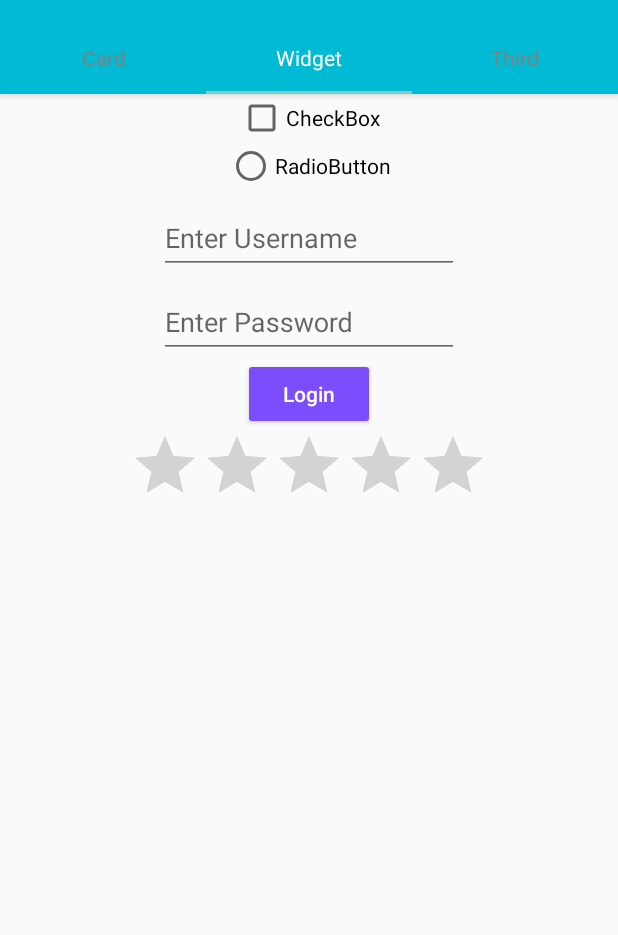
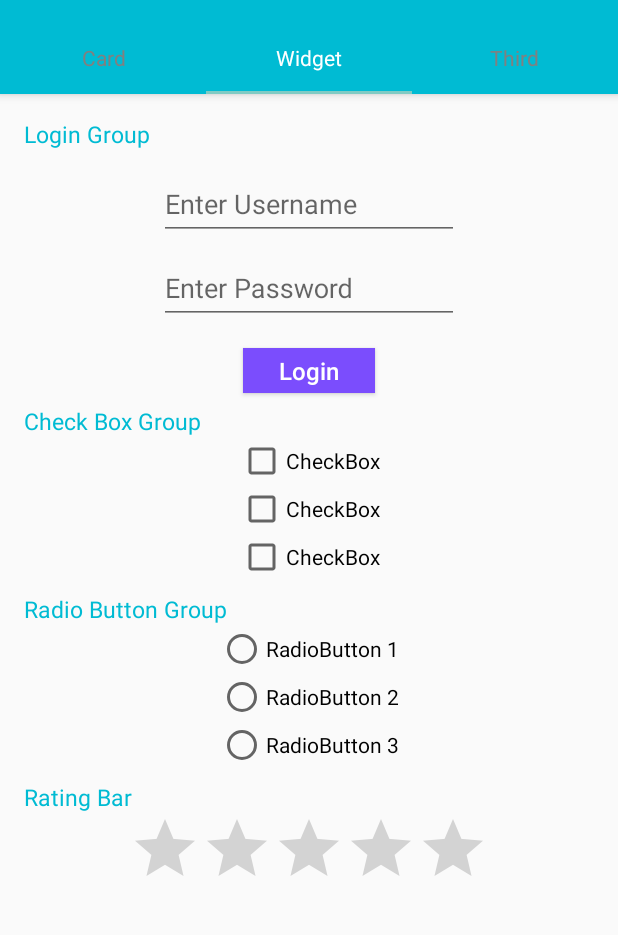
Before and after one commit to Insofan/MaterialDesign, an Android app: the screen it shows after launch (MainActivity), tab 2 chosen, on a phone screen of 412 x 824 dp, the part 62-997 px from its top. Run offline under Robolectric (Android 15) with nearby library versions, the phone set to English and light mode, and no system bars.

Commit message:
[add](nexted_scroll_widget.xml) 1.将Widget变为nextedScrollView 2.改变原来Widget页布局 TODO:Floating button

```diff
--- a/MyMaterialDesign/app/src/main/java/com/example/mymaterialdesign/CardFragment.java
+++ b/MyMaterialDesign/app/src/main/java/com/example/mymaterialdesign/CardFragment.java
@@ -50,7 +50,7 @@ public class CardFragment extends Fragment implements View.OnClickListener {
     public void onActivityCreated(@Nullable Bundle savedInstanceState) {
         super.onActivityCreated(savedInstanceState);
 
-        //Set button listener
+        //Set login_button listener
         card_1_button_1.setOnClickListener(this);
         card_1_button_2.setOnClickListener(this);
         card_2_favorite_button.setOnClickListener(this);
--- a/MyMaterialDesign/app/src/main/java/com/example/mymaterialdesign/MainActivity.java
+++ b/MyMaterialDesign/app/src/main/java/com/example/mymaterialdesign/MainActivity.java
@@ -12,10 +12,6 @@ import android.support.v7.widget.Toolbar;
 import android.view.Menu;
 import android.view.MenuItem;
 import android.view.View;
-import android.widget.ImageView;
-
-import com.bumptech.glide.Glide;
-import com.bumptech.glide.RequestManager;
 
 public class MainActivity extends AppCompatActivity {
     //init ToolBar
@@ -40,7 +36,7 @@ public class MainActivity extends AppCompatActivity {
         viewPagerAdapter = new ViewPagerAdapter(getSupportFragmentManager());
 
         viewPagerAdapter.addFragment(new CardFragment(), "Card");
-        viewPagerAdapter.addFragment(new WidgetFragment(), "Widget");
+        viewPagerAdapter.addFragment(new WidgetSrollView(), "Widget");
         viewPagerAdapter.addFragment(new ThirdFragment(), "Third");
 
         viewPager.setAdapter(viewPagerAdapter);
--- a/MyMaterialDesign/app/src/main/java/com/example/mymaterialdesign/WidgetFragment.java
+++ b/MyMaterialDesign/app/src/main/java/com/example/mymaterialdesign/WidgetSrollView.java
@@ -3,6 +3,8 @@ package com.example.mymaterialdesign;
 
 import android.os.Bundle;
 import android.support.v4.app.Fragment;
+import android.support.v4.view.NestedScrollingChild;
+import android.support.v4.widget.NestedScrollView;
 import android.view.LayoutInflater;
 import android.view.View;
 import android.view.ViewGroup;
@@ -11,10 +13,10 @@ import android.view.ViewGroup;
 /**
  * A simple {@link Fragment} subclass.
  */
-public class WidgetFragment extends Fragment {
+public class WidgetSrollView extends Fragment {
 
 
-    public WidgetFragment() {
+    public WidgetSrollView() {
         // Required empty public constructor
     }
 
@@ -22,8 +24,9 @@ public class WidgetFragment extends Fragment {
     @Override
     public View onCreateView(LayoutInflater inflater, ViewGroup container,
                              Bundle savedInstanceState) {
+        NestedScrollView nestedScrollView = (NestedScrollView) inflater.inflate(R.layout.nested_scroll_widget, container, false);
         // Inflate the layout for this fragment
-        return inflater.inflate(R.layout.fragment_widget, container, false);
+        return nestedScrollView;
     }
 
 }
--- a/MyMaterialDesign/app/src/main/res/layout/fragment_card.xml
+++ b/MyMaterialDesign/app/src/main/res/layout/fragment_card.xml
@@ -84,7 +84,7 @@
         <android.support.percent.PercentFrameLayout
             android:layout_width="match_parent"
             android:layout_height="match_parent"
-            android:background="@drawable/button_ripple_effect">
+            android:background="@color/colorWhite">
 
             <ImageView
                 android:layout_width="match_parent"
@@ -100,7 +100,7 @@
                 android:layout_width="match_parent"
                 android:layout_height="wrap_content"
                 android:layout_gravity="bottom"
-                android:layout_marginBottom="2dp"
+                android:layout_marginBottom="0dp"
                 android:background="@color/colorWhite"
                 android:orientation="horizontal"
                 android:paddingLeft="15dp"
--- a/MyMaterialDesign/app/src/main/res/layout/fragment_widget.xml
+++ b/MyMaterialDesign/app/src/main/res/layout/fragment_widget.xml
@@ -2,28 +2,27 @@
     android:orientation="vertical" android:layout_width="match_parent"
     android:layout_height="match_parent"
     android:gravity="center_horizontal"
-
+    android:layout_marginTop="8dp"
+    xmlns:app="http://schemas.android.com/apk/res-auto"
     xmlns:tools="http://schemas.android.com/tools"
-    tools:context="com.example.mymaterialdesign.WidgetFragment">
+    tools:context="com.example.mymaterialdesign.WidgetSrollView">
 
     <!-- TODO: Update blank fragment layout -->
-    <CheckBox
-        android:id="@+id/checkBox"
+
+    <TextView
         android:layout_width="wrap_content"
         android:layout_height="wrap_content"
-        android:text="CheckBox"
-        tools:layout_editor_absoluteX="133dp"
-        tools:layout_editor_absoluteY="147dp" />
-
-    <RadioButton
-        android:id="@+id/radioButton"
-        android:layout_width="wrap_content"
-        android:layout_height="wrap_content"
-        android:text="RadioButton" />
+        android:text="Login Group"
+        android:layout_marginTop="@dimen/dimen_widget_text_view_margin_top"
+        app:theme="@style/WidegetTextViewTheme"
+        android:layout_gravity="left"
+        android:layout_marginLeft="16dp"/>
 
     <android.support.design.widget.TextInputLayout
         android:layout_width="200dp"
-        android:layout_height="wrap_content">
+        android:layout_height="wrap_content"
+        android:layout_marginTop="@dimen/dimen_widget_view_margin_top"
+        >
 
         <EditText
             android:id="@+id/username"
@@ -48,16 +47,87 @@
     </android.support.design.widget.TextInputLayout>
 
     <Button
-        android:id="@+id/button"
+        android:id="@+id/login_button"
+        android:layout_width="wrap_content"
+        android:layout_height="30dp"
+        android:layout_marginTop="16dp"
+        android:text="Login"
+        android:textSize="16sp"
+        android:textAllCaps="false"
+        app:theme="@style/CardButtonTheme"
+        android:textColor = "@color/colorWhite"
+        android:background="@drawable/button_ripple_effect"
+         />
+
+
+    <TextView
         android:layout_width="wrap_content"
         android:layout_height="wrap_content"
-        android:text="Login"
-        android:textAllCaps="false"
-        android:textColor = "@color/colorWhite"
-        android:backgroundTint = "@color/colorAccent"
-        tools:layout_editor_absoluteX="136dp"
-        tools:layout_editor_absoluteY="52dp" />
+        android:text="Check Box Group"
+        android:layout_marginTop="@dimen/dimen_widget_text_view_margin_top"
+        app:theme="@style/WidegetTextViewTheme"
+        android:layout_gravity="left"
+        android:layout_marginLeft="16dp"/>
 
+    <CheckBox
+        android:id="@+id/check_box_1"
+        android:layout_width="wrap_content"
+        android:layout_height="wrap_content"
+        android:text="CheckBox"
+        />
+    <CheckBox
+        android:id="@+id/check_box_2"
+        android:layout_width="wrap_content"
+        android:layout_height="wrap_content"
+        android:text="CheckBox"
+        />
+    <CheckBox
+         android:id="@+id/check_box_3"
+        android:layout_width="wrap_content"
+        android:layout_height="wrap_content"
+        android:text="CheckBox"
+        />
+
+
+    <TextView
+        android:layout_width="wrap_content"
+        android:layout_height="wrap_content"
+        android:text="Radio Button Group"
+        android:layout_marginTop="@dimen/dimen_widget_text_view_margin_top"
+        app:theme="@style/WidegetTextViewTheme"
+        android:layout_gravity="left"
+        android:layout_marginLeft="16dp"/>
+
+
+    <RadioGroup
+        android:layout_width="wrap_content"
+        android:layout_height="wrap_content">
+        <RadioButton
+        android:id="@+id/radio_button_1"
+        android:layout_width="wrap_content"
+        android:layout_height="wrap_content"
+        android:text="RadioButton 1" />
+
+         <RadioButton
+        android:id="@+id/radio_button_2"
+        android:layout_width="wrap_content"
+        android:layout_height="wrap_content"
+        android:text="RadioButton 2" />
+
+         <RadioButton
+        android:id="@+id/radio_button_3"
+        android:layout_width="wrap_content"
+        android:layout_height="wrap_content"
+        android:text="RadioButton 3" />
+    </RadioGroup>
+     <TextView
+        android:layout_width="wrap_content"
+        android:layout_height="wrap_content"
+        android:text="Rating Bar"
+        android:layout_marginTop="@dimen/dimen_widget_text_view_margin_top"
+        app:theme="@style/WidegetTextViewTheme"
+        android:layout_gravity="left"
+        android:layout_marginLeft="16dp"/>
     <RatingBar
         android:id="@+id/ratingBar"
         android:layout_width="wrap_content"
--- /dev/null
+++ b/MyMaterialDesign/app/src/main/res/layout/nested_scroll_widget.xml
@@ -0,0 +1,13 @@
+<?xml version="1.0" encoding="utf-8"?>
+<android.support.v4.widget.NestedScrollView
+    xmlns:android="http://schemas.android.com/apk/res/android" android:layout_width="match_parent"
+    android:layout_height="match_parent"
+    xmlns:app="http://schemas.android.com/apk/res-auto"
+    app:layout_behavior="@string/appbar_scrolling_view_behavior">
+    <LinearLayout
+        android:layout_width="match_parent"
+        android:layout_height="match_parent">
+        <include layout="@layout/fragment_widget"/>
+    </LinearLayout>
+
+</android.support.v4.widget.NestedScrollView>
--- a/MyMaterialDesign/app/src/main/res/values-hdpi/dimens.xml
+++ b/MyMaterialDesign/app/src/main/res/values-hdpi/dimens.xml
@@ -27,4 +27,6 @@
 	<dimen name="dimen_nav_view_header_gay_hub_site_margin_top">0dp</dimen>
 	<dimen name="dimen_nav_view_avatar_margin_top">20dp</dimen>
 	<dimen name="dimen_nav_view_avatar_radius">16dp</dimen>
+	<dimen name="dimen_widget_view_margin_top">4dp</dimen>
+	<dimen name="dimen_widget_text_view_margin_top">8dp</dimen>
 </resources>
--- a/MyMaterialDesign/app/src/main/res/values-xhdpi/dimens.xml
+++ b/MyMaterialDesign/app/src/main/res/values-xhdpi/dimens.xml
@@ -27,4 +27,6 @@
 	<dimen name="dimen_nav_view_header_gay_hub_site_margin_top">0dp</dimen>
 	<dimen name="dimen_nav_view_avatar_margin_top">30dp</dimen>
 	<dimen name="dimen_nav_view_avatar_radius">24dp</dimen>
+	<dimen name="dimen_widget_view_margin_top">6dp</dimen>
+	<dimen name="dimen_widget_text_view_margin_top">12dp</dimen>
 </resources>
--- a/MyMaterialDesign/app/src/main/res/values-xxhdpi/dimens.xml
+++ b/MyMaterialDesign/app/src/main/res/values-xxhdpi/dimens.xml
@@ -26,4 +26,7 @@
 	<dimen name="dimen_nav_view_header_margin_left">16dp</dimen>
 	<dimen name="dimen_nav_view_header_gay_hub_username_margin_top">18dp</dimen>
 	<dimen name="dimen_nav_view_header_gay_hub_site_margin_top">0dp</dimen>
+	<!--Widget view dimens-->
+	<dimen name="dimen_widget_text_view_margin_top">16dp</dimen>
+	<dimen name="dimen_widget_view_margin_top">8dp</dimen>
 </resources>
--- a/MyMaterialDesign/app/src/main/res/values-xxxhdpi/dimens.xml
+++ b/MyMaterialDesign/app/src/main/res/values-xxxhdpi/dimens.xml
@@ -27,4 +27,6 @@
 	<dimen name="dimen_nav_view_header_gay_hub_site_margin_top">0dp</dimen>
 	<dimen name="dimen_nav_view_avatar_margin_top">60dp</dimen>
 	<dimen name="dimen_nav_view_avatar_radius">48dp</dimen>
+	<dimen name="dimen_widget_view_margin_top">12dp</dimen>
+	<dimen name="dimen_widget_text_view_margin_top">24dp</dimen>
 </resources>
--- a/MyMaterialDesign/app/src/main/res/values/dimens.xml
+++ b/MyMaterialDesign/app/src/main/res/values/dimens.xml
@@ -28,4 +28,6 @@
 	<dimen name="dimen_nav_view_header_gay_hub_site_margin_top">0dp</dimen>
 	<dimen name="dimen_nav_view_avatar_margin_top">15dp</dimen>
 	<dimen name="dimen_nav_view_avatar_radius">12dp</dimen>
+	<dimen name="dimen_widget_view_margin_top">3dp</dimen>
+	<dimen name="dimen_widget_text_view_margin_top">6dp</dimen>
 </resources>
--- a/MyMaterialDesign/app/src/main/res/values/strings.xml
+++ b/MyMaterialDesign/app/src/main/res/values/strings.xml
@@ -3,7 +3,7 @@
     <string name="menu_item_setting">About me</string>
 
     <!-- TODO: Remove or change this placeholder text -->
-    //Nav view
+    <!--Nav view-->
     <string name="hello_blank_fragment">Hello blank nav view</string>
     <string name="drawer_open">Drawer Open</string>
     <string name="drawer_close">Drawer Close</string>
--- a/MyMaterialDesign/app/src/main/res/values/styles.xml
+++ b/MyMaterialDesign/app/src/main/res/values/styles.xml
@@ -47,4 +47,11 @@
         <item name="android:textSize">10sp</item>
         <!--<item name="android:textColorSecondary">#A4EEF4</item>-->
     </style>
+
+    <!--Widget textView theme-->
+    <style name="WidegetTextViewTheme" parent="Theme.AppCompat">
+        <item name="android:textColor">@color/colorPrimary</item>
+
+        <item name="android:textSize">15sp</item>
+    </style>
 </resources>
```
